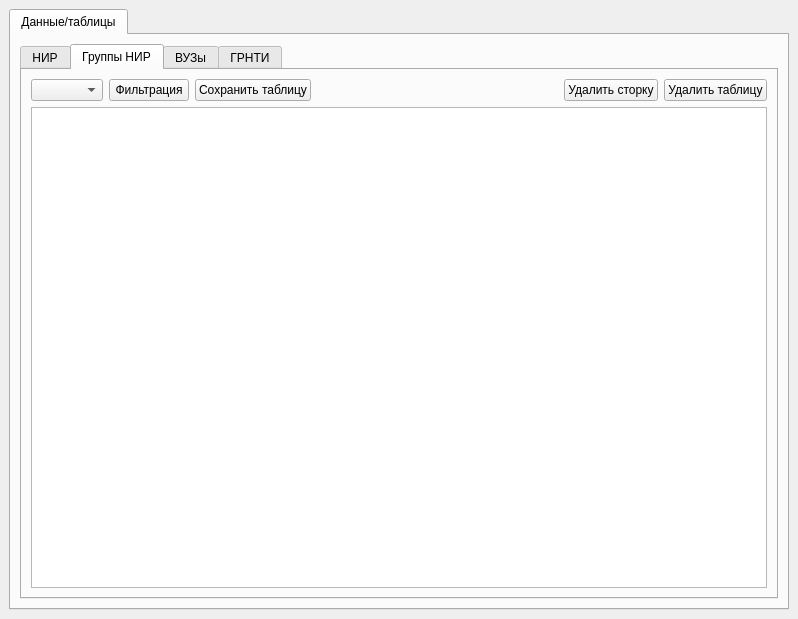
First picture: the form in MF.ui, repository VaninaAY/SYBD, before the edit.
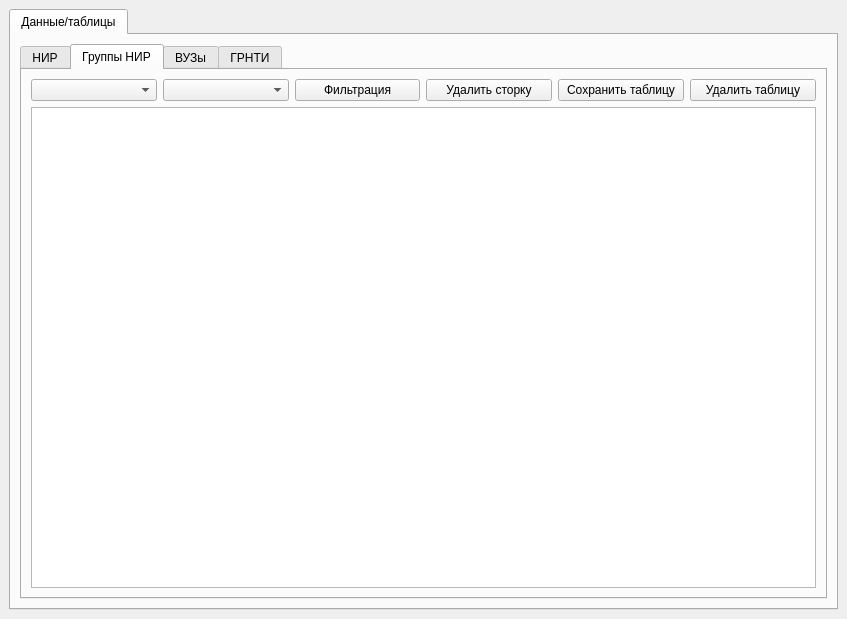
Second picture: the form after the edit. The open tabs and pages were chosen to show the change.

Commit message: add sort to groups NIR

Patch:
```diff
--- a/MF.ui
+++ b/MF.ui
@@ -6,7 +6,7 @@
    <rect>
     <x>0</x>
     <y>0</y>
-    <width>798</width>
+    <width>847</width>
     <height>619</height>
    </rect>
   </property>
@@ -127,6 +127,9 @@
               <item>
                <widget class="QComboBox" name="CMB_table_name"/>
               </item>
+              <item>
+               <widget class="QComboBox" name="CMB_sort_table"/>
+              </item>
               <item>
                <widget class="QPushButton" name="new_filter_button">
                 <property name="text">
@@ -134,26 +137,6 @@
                 </property>
                </widget>
               </item>
-              <item>
-               <widget class="QPushButton" name="save_filter_table">
-                <property name="text">
-                 <string>Сохранить таблицу</string>
-                </property>
-               </widget>
-              </item>
-              <item>
-               <spacer name="horizontalSpacer_2">
-                <property name="orientation">
-                 <enum>Qt::Horizontal</enum>
-                </property>
-                <property name="sizeHint" stdset="0">
-                 <size>
-                  <width>188</width>
-                  <height>20</height>
-                 </size>
-                </property>
-               </spacer>
-              </item>
               <item>
                <widget class="QPushButton" name="btn_detete_row">
                 <property name="text">
@@ -161,6 +144,13 @@
                 </property>
                </widget>
               </item>
+              <item>
+               <widget class="QPushButton" name="save_filter_table">
+                <property name="text">
+                 <string>Сохранить таблицу</string>
+                </property>
+               </widget>
+              </item>
               <item>
                <widget class="QPushButton" name="btn_detete_table">
                 <property name="text">
```
Left out of the diff: 2 changed lines with no effect on the pictures. The commit also changes 1 other file.
